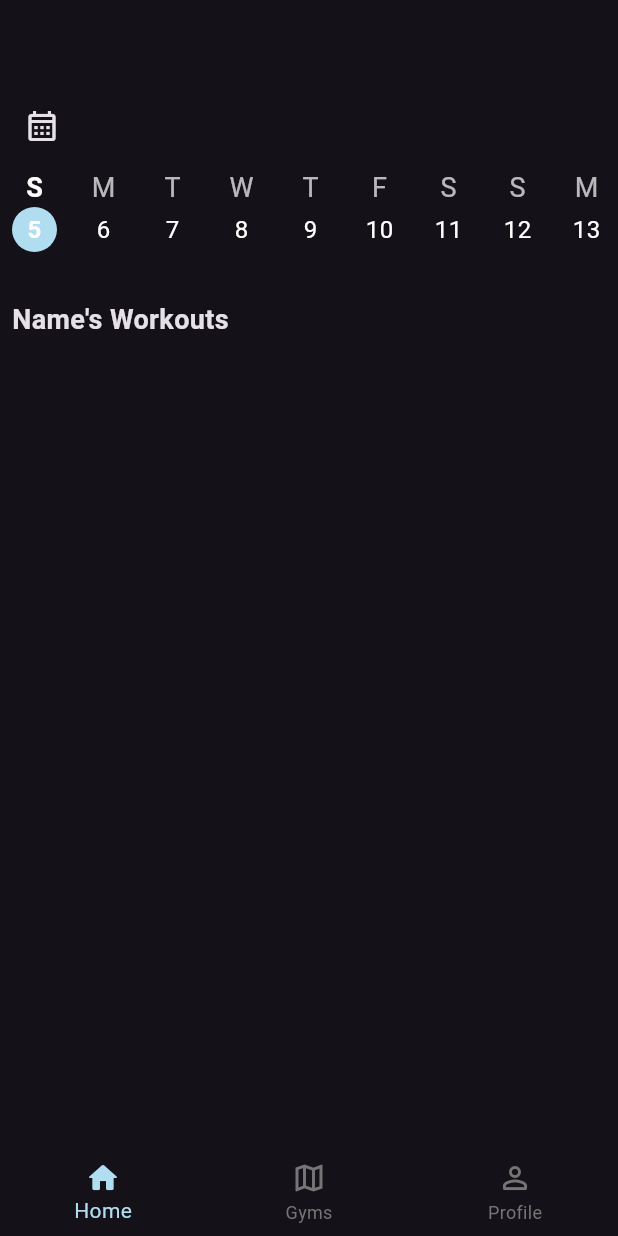
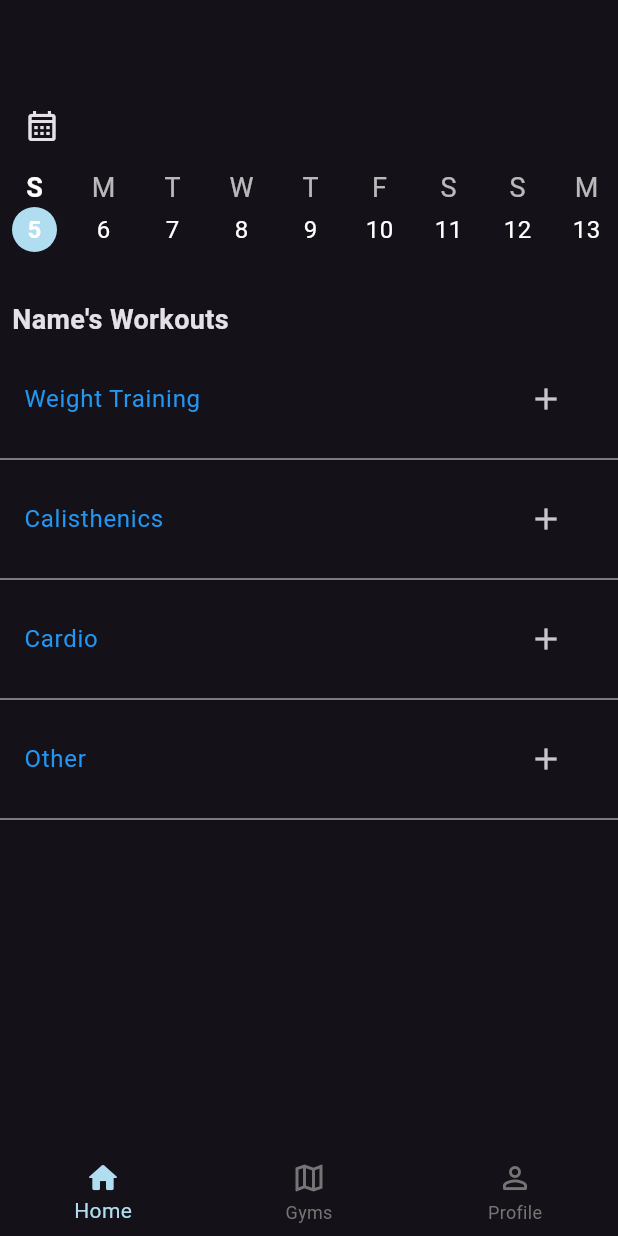
Before and after one commit to Alanvnorcott/GymTrack, a Flutter app: the screen it shows after launch, on a phone screen of 412 x 824 dp. Run offline on Flutter 3.47's test engine with Material 3 defaults, Android fonts, the phone set to English and light mode, and no system bars.

```diff
--- a/lib/home_page.dart
+++ b/lib/home_page.dart
@@ -12,8 +12,12 @@ class HomePage extends StatefulWidget {
 }
 
 class _HomePageState extends State<HomePage> {
-  // Map to store workouts for each date
-  Map<DateTime, Map<String, List<Workout>>> workoutsMap = {};
+  Map<String, List<Workout>> workoutsMap = {
+    'Weight Training': [],
+    'Calisthenics': [],
+    'Cardio': [],
+    'Other': [],
+  };
 
   @override
   Widget build(BuildContext context) {
@@ -43,19 +47,13 @@ class _HomePageState extends State<HomePage> {
           ),
           Expanded(
             child: ListView(
-              children: workoutsMap.entries.map((entry) {
-                final date = entry.key;
-                final workoutData = entry.value;
+              children: workoutsMap.keys.map((title) {
                 return WorkoutSection(
-                  date: date,
-                  workoutsMap: workoutData,
+                  title: title,
+                  workouts: workoutsMap[title]!,
                   onAddWorkout: (workout) {
                     setState(() {
-                      if (!workoutsMap.containsKey(date)) {
-                        workoutsMap[date] = {};
-                      }
-                      workoutsMap[date]![workout.category] ??= [];
-                      workoutsMap[date]![workout.category]!.add(workout);
+                      workoutsMap[title]!.add(workout);
                     });
                   },
                 );
@@ -67,8 +65,6 @@ class _HomePageState extends State<HomePage> {
     );
   }
 
-  DateTime selectedDate = DateTime.now(); // Initialize selected date to today
-
   Widget dateSelector() {
     final now = DateTime.now();
     return SizedBox(
@@ -78,16 +74,11 @@ class _HomePageState extends State<HomePage> {
         child: Row(
           children: List.generate(30, (index) {
             final day = DateTime(now.year, now.month, now.day + index);
-            final dayOfWeek = DateFormat('E').format(day)[0];
-            final isSelected = selectedDate.day == day.day;
+            final dayOfWeek =
+            DateFormat('E').format(day)[0]; // First letter of the day of the week
+            final isToday = now.day == day.day; // Check if it's the current day
 
-            return GestureDetector(
-              onTap: () {
-                setState(() {
-                  selectedDate = day;
-                });
-              },
-              child: Padding(
+            return Padding(
               padding: const EdgeInsets.symmetric(horizontal: 8.0),
               child: Column(
                 children: [
@@ -95,8 +86,10 @@ class _HomePageState extends State<HomePage> {
                     dayOfWeek,
                     style: TextStyle(
                       fontSize: 18,
-                        color: isSelected ? Colors.white : Colors.white.withOpacity(0.7),
-                        fontWeight: isSelected ? FontWeight.bold : FontWeight.normal,
+                      color: isToday ? Colors.white : Colors.white.withOpacity(0.7),
+                      // Slightly faded color for non-current days
+                      fontWeight: isToday ? FontWeight.bold : FontWeight.normal,
+                      // Bold if it's the current day
                     ),
                   ),
                   Container(
@@ -105,19 +98,20 @@ class _HomePageState extends State<HomePage> {
                     alignment: Alignment.center,
                     decoration: BoxDecoration(
                       shape: BoxShape.circle,
-                        color: isSelected ? const Color(0xffB1DDF1) : Colors.transparent,
+                      color: isToday ? const Color(0xffB1DDF1) : Colors.transparent,
                     ),
                     child: Text(
                       '${day.day}',
                       style: TextStyle(
                         fontSize: 16,
                         color: Colors.white,
-                          fontWeight: isSelected ? FontWeight.bold : FontWeight.normal,
+                        // Text color set to white for all dates
+                        fontWeight: isToday ? FontWeight.bold : FontWeight.normal,
+                        // Bold if it's the current day
                       ),
                     ),
                   ),
                 ],
-                ),
               ),
             );
           }),
@@ -128,14 +122,14 @@ class _HomePageState extends State<HomePage> {
 }
 
 class WorkoutSection extends StatefulWidget {
-  final DateTime date;
-  final Map<String, List<Workout>> workoutsMap;
+  final String title;
+  final List<Workout> workouts;
   final Function(Workout) onAddWorkout;
 
   const WorkoutSection({
     Key? key,
-    required this.date,
-    required this.workoutsMap,
+    required this.title,
+    required this.workouts,
     required this.onAddWorkout,
   }) : super(key: key);
 
@@ -147,45 +141,22 @@ class _WorkoutSectionState extends State<WorkoutSection> {
   String workoutName = '';
   int reps = 0;
   int sets = 0;
-  String category = '';
 
   @override
   Widget build(BuildContext context) {
     return Column(
-      crossAxisAlignment: CrossAxisAlignment.start,
       children: [
-        Padding(
-          padding: const EdgeInsets.all(8.0),
-          child: Text(
-            'Workouts for ${DateFormat('MMM d, yyyy').format(widget.date)}',
-            style: TextStyle(fontSize: 16, fontWeight: FontWeight.bold),
+        ListTile(
+          title: Row(
+            children: [
+              Text(
+                widget.title,
+                style: TextStyle(color: Colors.blue), // Change category color here
               ),
-        ),
-        ...widget.workoutsMap.entries.map((entry) {
-          final category = entry.key;
-          final workouts = entry.value;
-          return Column(
-            crossAxisAlignment: CrossAxisAlignment.start,
-            children: [
-              Padding(
-                padding: const EdgeInsets.symmetric(horizontal: 16.0),
-                child: Text(
-                  category,
-                  style: TextStyle(fontSize: 14, fontWeight: FontWeight.bold, color: Colors.blue),
-                ),
-              ),
-              ...workouts.map((workout) {
-                return ListTile(
-                  title: Text(workout.name),
-                  subtitle: Text('Reps: ${workout.reps}, Sets: ${workout.sets}'),
-                );
-              }).toList(),
-            ],
-          );
-        }).toList(),
-        ListTile(
-          title: Text('Add Workout'),
-          onTap: () {
+              Spacer(),
+              IconButton(
+                icon: Icon(Icons.add),
+                onPressed: () {
                   showModalBottomSheet(
                     context: context,
                     builder: (context) {
@@ -247,7 +218,6 @@ class _WorkoutSectionState extends State<WorkoutSection> {
                                     reps: reps,
                                     sets: sets,
                                     intensity: 0, // Intensity not used in this context
-                              category: category,
                                   );
                                   widget.onAddWorkout(workout);
                                   Navigator.pop(context);
@@ -263,6 +233,24 @@ class _WorkoutSectionState extends State<WorkoutSection> {
                 },
               ),
             ],
+          ),
+        ),
+        Divider(
+          color: Colors.grey,
+          thickness: 1,
+        ),
+        ...widget.workouts.map((workout) {
+          return ListTile(
+            title: Row(
+              children: [
+                Expanded(child: Text(workout.name)),
+                SizedBox(width: 16),
+                Text('Reps: ${workout.reps}, Sets: ${workout.sets}'),
+              ],
+            ),
+          );
+        }).toList(),
+      ],
     );
   }
 }
```
Lines whose indentation alone changed are shown as unchanged.
